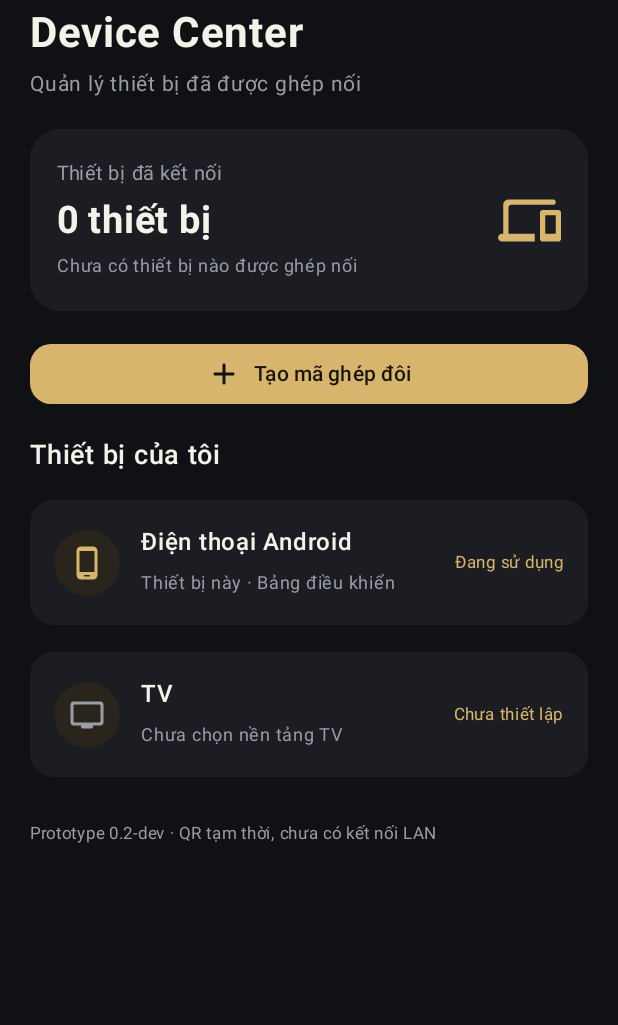
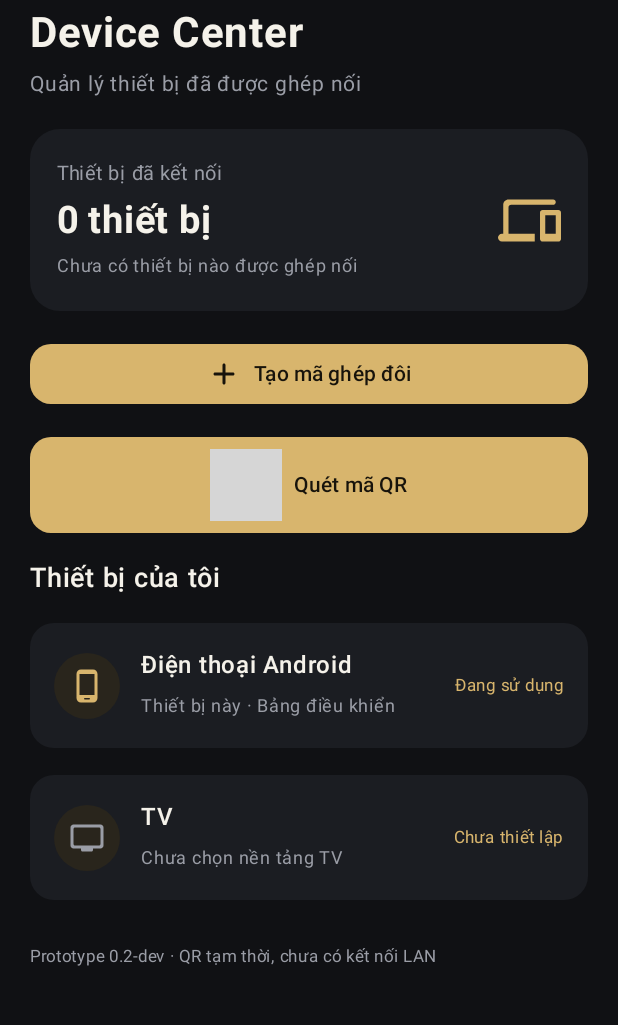
Before and after one commit to dea78799-dotcom/SYNTRA-Ecosystem, an Android app built with Jetpack Compose: the screen it shows after launch (MainActivity), on a phone screen of 412 x 824 dp, the part 72-1097 px from its top. Run offline under Robolectric (Android 15) with nearby library versions, the phone set to English and light mode, and no system bars; libraries missing offline, so code that uses them is left out: com.google.mlkit.vision; 1 statement that could not run was skipped; grey boxes are pictures that could not be loaded.

Commit message:
Add Google code scanner and invitation validation UI

```diff
--- a/projects/syntra-nexus/app/src/main/java/com/syntra/nexus/MainActivity.kt
+++ b/projects/syntra-nexus/app/src/main/java/com/syntra/nexus/MainActivity.kt
@@ -42,9 +42,13 @@ import androidx.compose.ui.Alignment
 import androidx.compose.ui.Modifier
 import androidx.compose.ui.graphics.Color
 import androidx.compose.ui.graphics.asImageBitmap
+import androidx.compose.ui.platform.LocalContext
 import androidx.compose.ui.text.font.FontWeight
 import androidx.compose.ui.unit.dp
 import androidx.compose.ui.unit.sp
+import com.google.mlkit.vision.barcode.common.Barcode
+import com.google.mlkit.vision.codescanner.GmsBarcodeScannerOptions
+import com.google.mlkit.vision.codescanner.GmsBarcodeScanning
 import java.text.SimpleDateFormat
 import java.util.Date
 import java.util.Locale
@@ -79,6 +83,8 @@ private fun NexusDashboard() {
     var pairingRequest by remember { mutableStateOf<PairingRequest?>(null) }
     var qrBitmap by remember { mutableStateOf<Bitmap?>(null) }
     var pairingError by remember { mutableStateOf<String?>(null) }
+    var scannedInvitation by remember { mutableStateOf<ParsedPairingInvitation?>(null) }
+    val context = LocalContext.current
 
     Surface(
         modifier = Modifier.fillMaxSize(),
@@ -159,6 +165,40 @@ private fun NexusDashboard() {
             }
 
             item {
+                Button(
+                    onClick = {
+                        val options = GmsBarcodeScannerOptions.Builder()
+                            .setBarcodeFormats(Barcode.FORMAT_QR_CODE)
+                            .build()
+                        GmsBarcodeScanning.getClient(context, options)
+                            .startScan()
+                            .addOnSuccessListener { barcode ->
+                                val rawValue = barcode.rawValue
+                                if (rawValue.isNullOrBlank()) {
+                                    pairingError = "Mã QR không chứa dữ liệu."
+                                } else {
+                                    try {
+                                        scannedInvitation = PairingPayloadParser.parse(rawValue)
+                                        pairingError = null
+                                    } catch (_: IllegalArgumentException) {
+                                        pairingError = "Mã QR không hợp lệ hoặc đã hết hạn. Hãy yêu cầu tạo mã mới."
+                                    }
+                                }
+                            }
+                            .addOnFailureListener {
+                                pairingError = "Không thể mở trình quét QR. Hãy kiểm tra Google Play services và thử lại."
+                            }
+                    },
+                    modifier = Modifier.fillMaxWidth(),
+                    shape = RoundedCornerShape(14.dp)
+                ) {
+                    Icon(Icons.Rounded.QrCodeScanner, contentDescription = null)
+                    Spacer(Modifier.size(8.dp))
+                    Text("Quét mã QR")
+                }
+            }
+
+            item {
                 Text(
                     text = "Thiết bị của tôi",
                     fontSize = 18.sp,
@@ -202,6 +242,28 @@ private fun NexusDashboard() {
             text = { Text(message) },
             confirmButton = {
                 TextButton(onClick = { pairingError = null }) { Text("Đóng") }
+            }
+        )
+    }
+
+    scannedInvitation?.let { invitation ->
+        AlertDialog(
+            onDismissRequest = { scannedInvitation = null },
+            title = { Text("Mã mời hợp lệ") },
+            text = {
+                Column(verticalArrangement = Arrangement.spacedBy(8.dp)) {
+                    Text("Đã đọc được mã mời SYNTRA NEXUS.")
+                    Text("Mã yêu cầu: ${invitation.requestId.take(8)}…", color = NexusMuted, fontSize = 12.sp)
+                    Text("Mã còn hiệu lực và đúng định dạng.", color = NexusGold, fontSize = 13.sp)
+                    Text(
+                        "Chưa có kết nối hoặc ghép đôi nào được tạo. Bước xác nhận từ cả hai thiết bị sẽ được triển khai tiếp theo.",
+                        color = NexusMuted,
+                        fontSize = 12.sp
+                    )
+                }
+            },
+            confirmButton = {
+                TextButton(onClick = { scannedInvitation = null }) { Text("Đóng") }
             }
         )
     }
```
